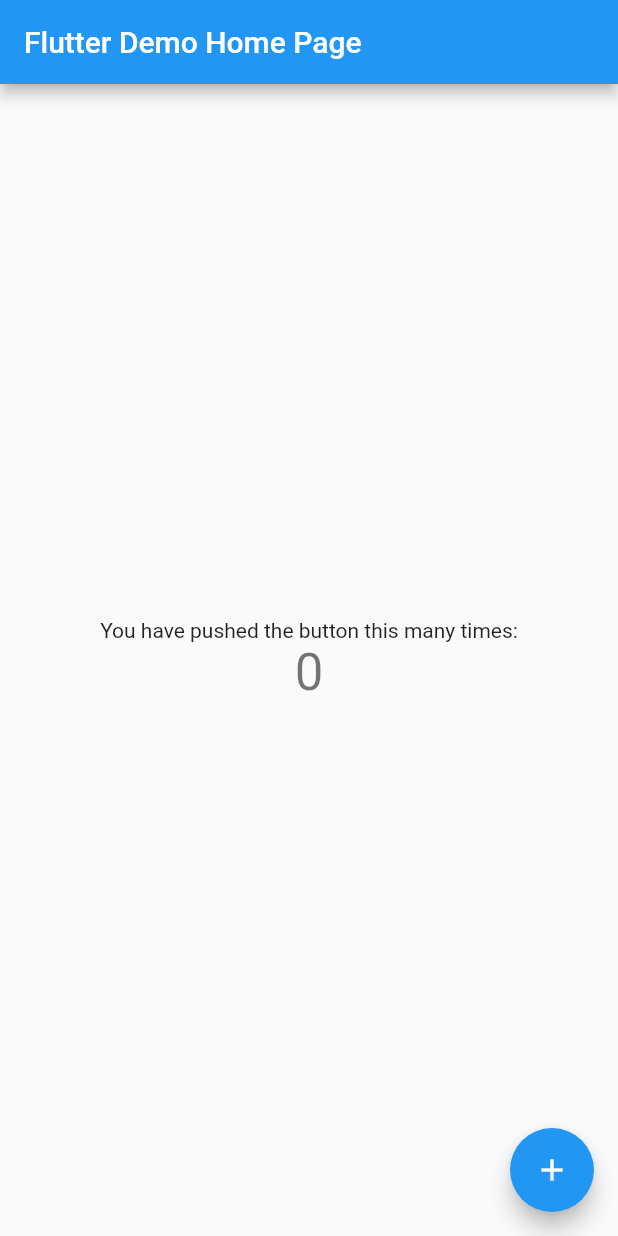
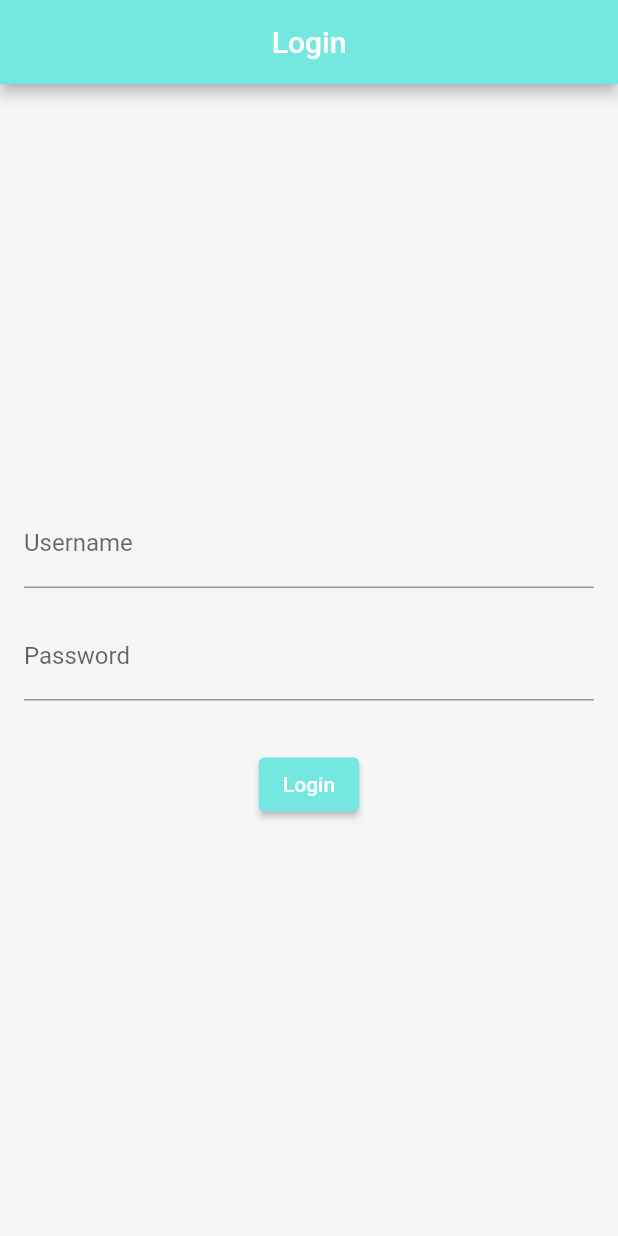
Before and after one commit to leregdos/gptuner-app, a Flutter app: the screen it shows after launch, on a phone screen of 412 x 824 dp. Run offline on Flutter 3.47's test engine with Material 2 defaults, Android fonts, the phone set to English and light mode, and no system bars; Roboto replaces fonts that are missing (Poppins, SourceSansPro-Regular).

Commit message:
Implement login screen and basic routing

```diff
--- /dev/null
+++ b/lib/features/login/login_screen.dart
@@ -0,0 +1,51 @@
+import 'package:flutter/material.dart';
+
+class LoginScreen extends StatefulWidget {
+  const LoginScreen({super.key});
+  @override
+  _LoginScreenState createState() => _LoginScreenState();
+}
+
+class _LoginScreenState extends State<LoginScreen> {
+  final TextEditingController _usernameController = TextEditingController();
+  final TextEditingController _passwordController = TextEditingController();
+
+  _login() {
+    // Here you'll eventually make the API call to authenticate.
+    // For now, just print the entered username and password.
+    print("Username: ${_usernameController.text}");
+    print("Password: ${_passwordController.text}");
+  }
+
+  @override
+  Widget build(BuildContext context) {
+    return Scaffold(
+      appBar: AppBar(
+        title: const Text("Login"),
+      ),
+      body: Padding(
+        padding: const EdgeInsets.all(16.0),
+        child: Column(
+          mainAxisAlignment: MainAxisAlignment.center,
+          children: [
+            TextField(
+              controller: _usernameController,
+              decoration: const InputDecoration(labelText: 'Username'),
+            ),
+            const SizedBox(height: 16),
+            TextField(
+              controller: _passwordController,
+              obscureText: true,
+              decoration: const InputDecoration(labelText: 'Password'),
+            ),
+            const SizedBox(height: 32),
+            ElevatedButton(
+              onPressed: _login,
+              child: const Text('Login'),
+            ),
+          ],
+        ),
+      ),
+    );
+  }
+}
--- /dev/null
+++ b/lib/features/signup/signup_screen.dart
@@ -0,0 +1,51 @@
+import 'package:flutter/material.dart';
+
+class SignUpScreen extends StatefulWidget {
+  const SignUpScreen({super.key});
+  @override
+  _SignUpScreenState createState() => _SignUpScreenState();
+}
+
+class _SignUpScreenState extends State<SignUpScreen> {
+  final TextEditingController _usernameController = TextEditingController();
+  final TextEditingController _passwordController = TextEditingController();
+
+  _login() {
+    // Here you'll eventually make the API call to authenticate.
+    // For now, just print the entered username and password.
+    print("Username: ${_usernameController.text}");
+    print("Password: ${_passwordController.text}");
+  }
+
+  @override
+  Widget build(BuildContext context) {
+    return Scaffold(
+      appBar: AppBar(
+        title: const Text("Login"),
+      ),
+      body: Padding(
+        padding: const EdgeInsets.all(16.0),
+        child: Column(
+          mainAxisAlignment: MainAxisAlignment.center,
+          children: [
+            TextField(
+              controller: _usernameController,
+              decoration: const InputDecoration(labelText: 'Username'),
+            ),
+            const SizedBox(height: 16),
+            TextField(
+              controller: _passwordController,
+              obscureText: true,
+              decoration: const InputDecoration(labelText: 'Password'),
+            ),
+            const SizedBox(height: 32),
+            ElevatedButton(
+              onPressed: _login,
+              child: const Text('Login'),
+            ),
+          ],
+        ),
+      ),
+    );
+  }
+}
--- a/lib/main.dart
+++ b/lib/main.dart
@@ -1,5 +1,10 @@
 import 'package:flutter/material.dart';
+import 'package:gptuner/features/login/login_screen.dart';
+import 'package:gptuner/features/signup/signup_screen.dart';
+import 'package:gptuner/shared/utils/constants.dart';
+import 'package:gptuner/theme/app_theme.dart';
 
+GlobalKey<NavigatorState> navigatorKey = GlobalKey<NavigatorState>();
 void main() {
   runApp(const MyApp());
 }
@@ -11,105 +16,17 @@
   @override
   Widget build(BuildContext context) {
     return MaterialApp(
-      title: 'Flutter Demo',
-      theme: ThemeData(
-        // This is the theme of your application.
-        //
-        // Try running your application with "flutter run". You'll see the
-        // application has a blue toolbar. Then, without quitting the app, try
-        // changing the primarySwatch below to Colors.green and then invoke
-        // "hot reload" (press "r" in the console where you ran "flutter run",
-        // or simply save your changes to "hot reload" in a Flutter IDE).
-        // Notice that the counter didn't reset back to zero; the application
-        // is not restarted.
-        primarySwatch: Colors.blue,
-      ),
-      home: const MyHomePage(title: 'Flutter Demo Home Page'),
+      title: 'GPTuner',
+      navigatorKey: navigatorKey,
+      theme: AppTheme.getTheme(),
+      routes: routes,
+      home: const LoginScreen(),
     );
   }
 }
 
-class MyHomePage extends StatefulWidget {
-  const MyHomePage({super.key, required this.title});
-
-  // This widget is the home page of your application. It is stateful, meaning
-  // that it has a State object (defined below) that contains fields that affect
-  // how it looks.
-
-  // This class is the configuration for the state. It holds the values (in this
-  // case the title) provided by the parent (in this case the App widget) and
-  // used by the build method of the State. Fields in a Widget subclass are
-  // always marked "final".
-
-  final String title;
-
-  @override
-  State<MyHomePage> createState() => _MyHomePageState();
-}
-
-class _MyHomePageState extends State<MyHomePage> {
-  int _counter = 0;
-
-  void _incrementCounter() {
-    setState(() {
-      // This call to setState tells the Flutter framework that something has
-      // changed in this State, which causes it to rerun the build method below
-      // so that the display can reflect the updated values. If we changed
-      // _counter without calling setState(), then the build method would not be
-      // called again, and so nothing would appear to happen.
-      _counter++;
-    });
-  }
-
-  @override
-  Widget build(BuildContext context) {
-    // This method is rerun every time setState is called, for instance as done
-    // by the _incrementCounter method above.
-    //
-    // The Flutter framework has been optimized to make rerunning build methods
-    // fast, so that you can just rebuild anything that needs updating rather
-    // than having to individually change instances of widgets.
-    return Scaffold(
-      appBar: AppBar(
-        // Here we take the value from the MyHomePage object that was created by
-        // the App.build method, and use it to set our appbar title.
-        title: Text(widget.title),
-      ),
-      body: Center(
-        // Center is a layout widget. It takes a single child and positions it
-        // in the middle of the parent.
-        child: Column(
-          // Column is also a layout widget. It takes a list of children and
-          // arranges them vertically. By default, it sizes itself to fit its
-          // children horizontally, and tries to be as tall as its parent.
-          //
-          // Invoke "debug painting" (press "p" in the console, choose the
-          // "Toggle Debug Paint" action from the Flutter Inspector in Android
-          // Studio, or the "Toggle Debug Paint" command in Visual Studio Code)
-          // to see the wireframe for each widget.
-          //
-          // Column has various properties to control how it sizes itself and
-          // how it positions its children. Here we use mainAxisAlignment to
-          // center the children vertically; the main axis here is the vertical
-          // axis because Columns are vertical (the cross axis would be
-          // horizontal).
-          mainAxisAlignment: MainAxisAlignment.center,
-          children: <Widget>[
-            const Text(
-              'You have pushed the button this many times:',
-            ),
-            Text(
-              '$_counter',
-              style: Theme.of(context).textTheme.headline4,
-            ),
-          ],
-        ),
-      ),
-      floatingActionButton: FloatingActionButton(
-        onPressed: _incrementCounter,
-        tooltip: 'Increment',
-        child: const Icon(Icons.add),
-      ), // This trailing comma makes auto-formatting nicer for build methods.
-    );
-  }
-}
+//routes for different screen
+var routes = <String, WidgetBuilder>{
+  Routes.loginScreen: (BuildContext context) => LoginScreen(),
+  Routes.signupScreen: (BuildContext context) => SignUpScreen(),
+};
--- /dev/null
+++ b/lib/shared/utils/constants.dart
@@ -0,0 +1,4 @@
+class Routes {
+  static const String loginScreen = "/login-screen";
+  static const String signupScreen = "/signup-screen";
+}
--- /dev/null
+++ b/lib/theme/app_theme.dart
@@ -0,0 +1,84 @@
+import 'package:flutter/material.dart';
+
+class AppTheme {
+  static Color primary = const Color(0xFF73E7E0); //Color(0xFF4FBE9F);
+  static Color accentColor = const Color(0xFFE1E9F1);
+  static Color secondary = Colors.black;
+
+  static TextTheme _buildTextTheme(TextTheme base) {
+    String fontName1 = "SourceSansPro-Regular";
+    String fontName2 =
+        "Poppins"; // used for intro screen heading and subheading
+
+    return base.copyWith(
+      // Had to specify the fontSize manually here because didn't work.
+      bodyText1: base.bodyText1!.copyWith(fontFamily: fontName1),
+      bodyText2: base.bodyText2!.copyWith(fontFamily: fontName1),
+      headline1: base.headline1!.copyWith(
+          fontFamily: fontName1,
+          fontSize: 16,
+          color: Colors.black87,
+          fontWeight: FontWeight
+              .w500), // Since we don't use headline1 in our code, maybe we can make it subtitle 1, but bold?
+      headline2: base.headline2!.copyWith(
+          fontFamily: fontName2, fontSize: 48, fontWeight: FontWeight.w500),
+      headline3: base.headline3!.copyWith(
+          fontFamily: fontName2, fontSize: 18, fontWeight: FontWeight.bold),
+      headline4: base.headline4!.copyWith(fontFamily: fontName1, fontSize: 34),
+      headline5: base.headline5!.copyWith(fontFamily: fontName1, fontSize: 24),
+      headline6: base.headline6!.copyWith(fontFamily: fontName1, fontSize: 20),
+      subtitle1: base.subtitle1!.copyWith(fontFamily: fontName2, fontSize: 16),
+      subtitle2: base.subtitle2!.copyWith(fontFamily: fontName1, fontSize: 14),
+      button: base.button!
+          .copyWith(fontFamily: fontName1, fontSize: 16, color: Colors.white),
+      caption: base.caption!.copyWith(fontFamily: fontName1),
+      overline: base.overline!.copyWith(fontFamily: fontName1),
+    );
+  }
+
+  static ThemeData getTheme() {
+    return newLightTheme();
+  }
+
+  static ThemeData newLightTheme() {
+    Color primaryColor = primary;
+    Color secondaryColor = secondary;
+    final ColorScheme colorScheme = const ColorScheme.light().copyWith(
+      primary: primaryColor,
+      secondary: secondaryColor,
+    );
+    final ThemeData base = ThemeData.light();
+    return base.copyWith(
+      cardColor: Colors.black,
+      colorScheme: colorScheme,
+      primaryColor: primaryColor,
+      indicatorColor: Colors.white,
+      splashColor: Colors.white24,
+      splashFactory: InkRipple.splashFactory,
+      canvasColor: Colors.white,
+      backgroundColor: const Color(0xFFFFFFFF),
+      scaffoldBackgroundColor: const Color(0xFFF6F6F6),
+      errorColor: const Color(0xFFf05545),
+      buttonTheme: ButtonThemeData(
+        colorScheme: colorScheme,
+        textTheme: ButtonTextTheme.primary,
+      ),
+      textTheme: _buildTextTheme(base.textTheme),
+      primaryTextTheme: _buildTextTheme(base.primaryTextTheme),
+      platform: TargetPlatform.iOS,
+      visualDensity: VisualDensity.adaptivePlatformDensity,
+    );
+  }
+}
+
+class HexColor extends Color {
+  static int _getColorFromHex(String hexColor) {
+    hexColor = hexColor.toUpperCase().replaceAll("#", "");
+    if (hexColor.length == 6) {
+      hexColor = "FF$hexColor";
+    }
+    return int.parse(hexColor, radix: 16);
+  }
+
+  HexColor(final String hexColor) : super(_getColorFromHex(hexColor));
+}
```
Also changed, not shown: lib/routes.dart (added).
